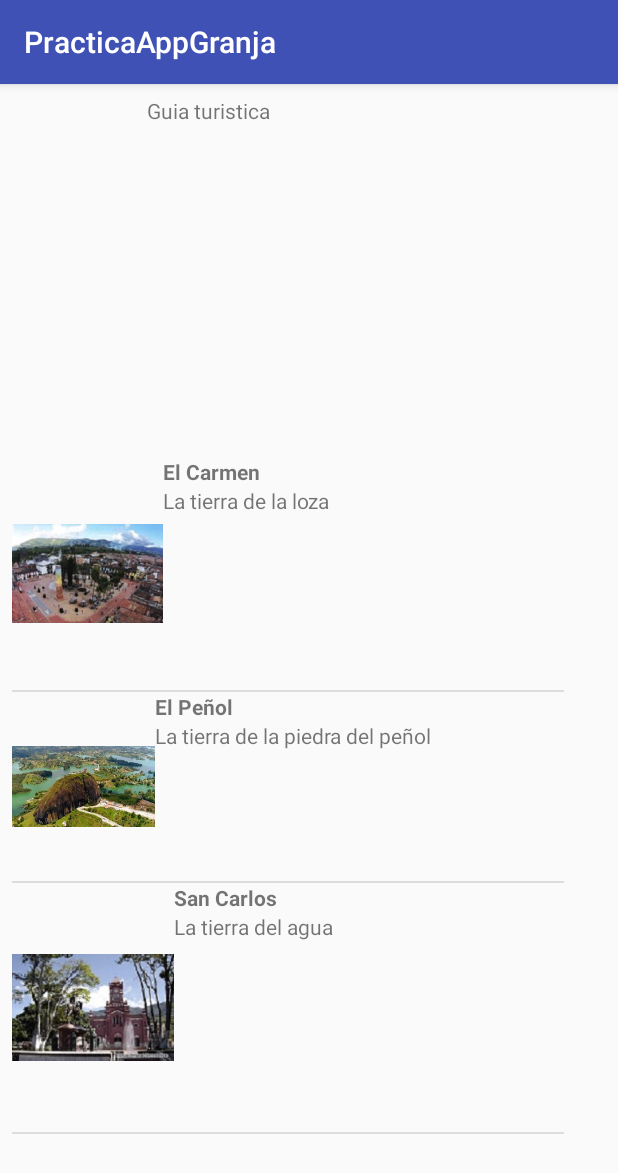
After one commit to yeisongomezcastro/android, an Android app: the CustomAdapter screen opened directly, with no data from a screen before it, on a phone screen of 412 x 824 dp. The commit adds this screen. Shown: the top 1173 px of the screen. Run offline under Robolectric (Android 15) with nearby library versions, the phone set to English and light mode, and no system bars.

Commit message:
carga de customAdapter, la clase cusAdapter realiza el biding del componente item_guia.xml para luego ser metido en en el customAdapter.xml

```diff
--- a/app/src/main/AndroidManifest.xml
+++ b/app/src/main/AndroidManifest.xml
@@ -16,7 +16,8 @@
                 <category android:name="android.intent.category.LAUNCHER" />
             </intent-filter>
         </activity>
-        <activity android:name=".WidgetListView"></activity>
+        <activity android:name=".WidgetListView" />
+        <activity android:name=".CustomAdapter"></activity>
     </application>
 
 </manifest>
--- /dev/null
+++ b/app/src/main/java/calendar/com/co/practicaappgranja/CusAdapter.java
@@ -0,0 +1,67 @@
+package calendar.com.co.practicaappgranja;
+
+import android.content.Context;
+import android.view.LayoutInflater;
+import android.view.View;
+import android.view.ViewGroup;
+import android.widget.BaseAdapter;
+import android.widget.EditText;
+import android.widget.ImageButton;
+import android.widget.ImageView;
+import android.widget.ListView;
+import android.widget.TextView;
+
+import java.util.List;
+
+public class CusAdapter extends BaseAdapter{
+
+    Context context;
+    List<ItemGuia> listaItem;
+    LayoutInflater inflater;
+
+    public CusAdapter(Context context, List<ItemGuia> listaItem){
+        this.context=context;
+        this.listaItem=listaItem;
+        inflater= LayoutInflater.from(context);
+    }
+
+    class viewHolder{
+        ImageView imageView;
+        TextView txtTsitle;
+        TextView txtDescripcion;
+    }
+
+    @Override
+    public int getCount() {
+        return listaItem.size();
+    }
+
+    @Override
+    public ItemGuia getItem(int i) {
+        return listaItem.get(i);
+    }
+
+    @Override
+    public long getItemId(int i) {
+        return 0;
+    }
+
+    @Override
+    public View getView(int i, View view, ViewGroup viewGroup) {
+        viewHolder holder = null;
+        if(view==null){
+            holder= new viewHolder();
+            view = inflater.inflate(R.layout.item_guia,null);
+            holder.imageView=view.findViewById(R.id.imageViewCA);
+            holder.txtDescripcion = view.findViewById(R.id.textDescription);
+            holder.txtTsitle = view.findViewById(R.id.textTitle);
+            view.setTag(holder);
+        }else{
+            holder =(viewHolder) view.getTag();
+        }
+        holder.imageView.setImageResource(listaItem.get(i).getImagen());
+        holder.txtTsitle.setText(listaItem.get(i).getTitle());
+        holder.txtDescripcion.setText(listaItem.get(i).getDescripcion()) ;
+        return view;
+    }
+}
--- /dev/null
+++ b/app/src/main/java/calendar/com/co/practicaappgranja/CustomAdapter.java
@@ -0,0 +1,45 @@
+package calendar.com.co.practicaappgranja;
+
+import android.support.v7.app.AppCompatActivity;
+import android.os.Bundle;
+import android.view.View;
+import android.widget.AdapterView;
+import android.widget.ArrayAdapter;
+import android.widget.ListView;
+import android.widget.Toast;
+
+import java.util.ArrayList;
+import java.util.List;
+
+public class CustomAdapter extends AppCompatActivity {
+    ListView listViewGuia;
+    CusAdapter customAdapter;
+
+    @Override
+    protected void onCreate(Bundle savedInstanceState) {
+        super.onCreate(savedInstanceState);
+        setContentView(R.layout.activity_custom_adapter);
+        initComponents();
+        loadGuia();
+    }
+
+    private void loadGuia(){
+        final List<ItemGuia> listaGuia = new ArrayList<>();
+        listaGuia.add(new ItemGuia(R.drawable.carmen,"El Carmen","La tierra de la loza"));
+        listaGuia.add(new ItemGuia(R.drawable.pp,"El Peñol","La tierra de la piedra del peñol"));
+        listaGuia.add(new ItemGuia(R.drawable.sancarlos,"San Carlos","La tierra del agua"));
+        customAdapter = new CusAdapter(this,listaGuia);
+        listViewGuia.setAdapter(customAdapter);
+        listViewGuia.setOnItemClickListener(new AdapterView.OnItemClickListener() {
+            @Override
+            public void onItemClick(AdapterView<?> adapterView, View view, int i, long l) {
+                Toast.makeText(getApplicationContext(),listaGuia.get(i).getTitle(),Toast.LENGTH_SHORT).show();
+            }
+        });
+    }
+
+    public void initComponents(){
+        listViewGuia = (ListView) findViewById(R.id.listViewCustomAdapter);
+
+    }
+}
--- /dev/null
+++ b/app/src/main/java/calendar/com/co/practicaappgranja/ItemGuia.java
@@ -0,0 +1,41 @@
+package calendar.com.co.practicaappgranja;
+
+import android.widget.ImageButton;
+
+public class ItemGuia {
+    private Integer imagen;
+    private String title;
+    private String descripcion;
+
+    public ItemGuia(){}
+
+    public ItemGuia(Integer imagen, String title, String descripcion) {
+        this.imagen = imagen;
+        this.title = title;
+        this.descripcion = descripcion;
+    }
+
+    public Integer getImagen() {
+        return imagen;
+    }
+
+    public void setImagen(Integer imagen) {
+        this.imagen = imagen;
+    }
+
+    public String getTitle() {
+        return title;
+    }
+
+    public void setTitle(String title) {
+        this.title = title;
+    }
+
+    public String getDescripcion() {
+        return descripcion;
+    }
+
+    public void setDescripcion(String descripcion) {
+        this.descripcion = descripcion;
+    }
+}
--- a/app/src/main/java/calendar/com/co/practicaappgranja/MainActivity.java
+++ b/app/src/main/java/calendar/com/co/practicaappgranja/MainActivity.java
@@ -56,4 +56,9 @@ public class MainActivity extends AppCompatActivity {
         Intent intent = new Intent(this,WidgetListView.class);
         startActivity(intent);
     }
+
+    public void customAdapter(View view) {
+        Intent intent = new Intent(this,CustomAdapter.class);
+        startActivity(intent);
+    }
 }
--- a/app/src/main/java/calendar/com/co/practicaappgranja/WidgetListView.java
+++ b/app/src/main/java/calendar/com/co/practicaappgranja/WidgetListView.java
@@ -32,7 +32,7 @@ public class WidgetListView extends AppCompatActivity {
         listViewInfo.setOnItemClickListener(new AdapterView.OnItemClickListener() {
             @Override
             public void onItemClick(AdapterView<?> adapterView, View view, int i, long l) {
-                Toast.makeText(getApplicationContext(),array[i],Toast.LENGTH_LONG).show();
+                Toast.makeText(getApplicationContext(),array[i],Toast.LENGTH_SHORT).show();
             }
         });
     }
--- /dev/null
+++ b/app/src/main/res/layout/activity_custom_adapter.xml
@@ -0,0 +1,37 @@
+<?xml version="1.0" encoding="utf-8"?>
+<android.support.constraint.ConstraintLayout xmlns:android="http://schemas.android.com/apk/res/android"
+    xmlns:app="http://schemas.android.com/apk/res-auto"
+    xmlns:tools="http://schemas.android.com/tools"
+    android:layout_width="match_parent"
+    android:layout_height="match_parent"
+    tools:context=".CustomAdapter">
+
+    <ListView
+        android:id="@+id/listViewCustomAdapter"
+        android:layout_width="368dp"
+        android:layout_height="511dp"
+        android:layout_marginBottom="8dp"
+        android:layout_marginLeft="8dp"
+        android:layout_marginStart="8dp"
+        android:layout_marginTop="8dp"
+        app:layout_constraintBottom_toBottomOf="parent"
+        app:layout_constraintEnd_toEndOf="parent"
+        app:layout_constraintHorizontal_bias="0.0"
+        app:layout_constraintStart_toStartOf="parent"
+        app:layout_constraintTop_toTopOf="parent"
+        app:layout_constraintVertical_bias="1.0" />
+
+    <TextView
+        android:id="@+id/textView"
+        android:layout_width="216dp"
+        android:layout_height="24dp"
+        android:layout_marginEnd="8dp"
+        android:layout_marginLeft="8dp"
+        android:layout_marginRight="8dp"
+        android:layout_marginStart="8dp"
+        android:layout_marginTop="8dp"
+        android:text="Guia turistica"
+        app:layout_constraintEnd_toEndOf="parent"
+        app:layout_constraintStart_toStartOf="parent"
+        app:layout_constraintTop_toTopOf="parent" />
+</android.support.constraint.ConstraintLayout>
--- a/app/src/main/res/layout/activity_main.xml
+++ b/app/src/main/res/layout/activity_main.xml
@@ -55,4 +55,19 @@
         app:layout_constraintStart_toStartOf="parent"
         app:layout_constraintTop_toTopOf="parent"
         app:layout_constraintVertical_bias="0.934" />
+
+    <Button
+        android:id="@+id/button2"
+        android:layout_width="wrap_content"
+        android:layout_height="wrap_content"
+        android:layout_marginBottom="116dp"
+        android:layout_marginEnd="8dp"
+        android:layout_marginLeft="8dp"
+        android:layout_marginRight="8dp"
+        android:layout_marginStart="8dp"
+        android:onClick="customAdapter"
+        android:text="Activity CustomAdapter"
+        app:layout_constraintBottom_toBottomOf="parent"
+        app:layout_constraintEnd_toEndOf="parent"
+        app:layout_constraintStart_toStartOf="parent" />
 </android.support.constraint.ConstraintLayout>
--- /dev/null
+++ b/app/src/main/res/layout/item_guia.xml
@@ -0,0 +1,41 @@
+<?xml version="1.0" encoding="utf-8"?>
+<LinearLayout xmlns:android="http://schemas.android.com/apk/res/android"
+    xmlns:app="http://schemas.android.com/apk/res-auto"
+    android:layout_width="match_parent"
+    android:layout_height="match_parent"
+    android:orientation="vertical">
+
+    <LinearLayout
+        android:layout_width="match_parent"
+        android:layout_height="match_parent"
+        android:orientation="horizontal">
+
+        <ImageView
+            android:id="@+id/imageViewCA"
+            android:layout_width="wrap_content"
+            android:layout_height="wrap_content"
+            android:layout_weight="1"
+            app:srcCompat="@mipmap/ic_launcher" />
+
+        <LinearLayout
+            android:layout_width="402dp"
+            android:layout_height="90dp"
+            android:layout_weight="1"
+            android:orientation="vertical">
+
+            <TextView
+                android:id="@+id/textTitle"
+                android:layout_width="match_parent"
+                android:layout_height="wrap_content"
+                android:text="TextView"
+                android:textStyle="bold" />
+
+            <TextView
+                android:id="@+id/textDescription"
+                android:layout_width="match_parent"
+                android:layout_height="wrap_content"
+                android:text="TextView" />
+        </LinearLayout>
+
+    </LinearLayout>
+</LinearLayout>
```
Also changed, not shown: app/src/main/res/drawable/carmen.jpg (added), app/src/main/res/drawable/pp.jpg (added), app/src/main/res/drawable/sancarlos.jpg (added).
